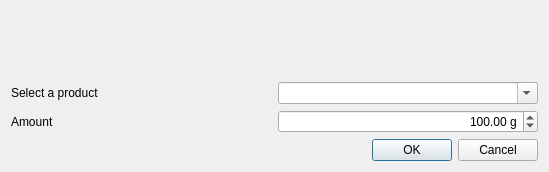
Old version of the form caloriestracker/ui/frmProductsInElaboratedProductAdd.ui in the repository turulomio/caloriestracker.
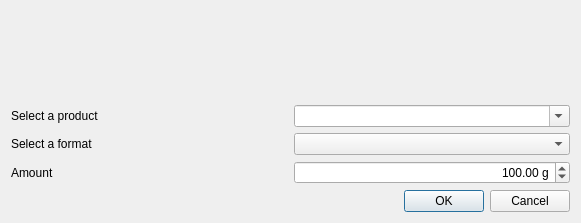
New version of the form. Icons and pictures are not drawn. Custom widgets are drawn as their Qt base class.

Commit message: Added formats support

```diff
--- a/caloriestracker/ui/frmProductsInElaboratedProductAdd.ui
+++ b/caloriestracker/ui/frmProductsInElaboratedProductAdd.ui
@@ -9,8 +9,8 @@
    <rect>
     <x>0</x>
     <y>0</y>
-    <width>549</width>
-    <height>172</height>
+    <width>581</width>
+    <height>223</height>
    </rect>
   </property>
   <property name="windowTitle">
@@ -61,6 +61,24 @@
        </item>
       </layout>
      </item>
+     <item>
+      <layout class="QHBoxLayout" name="horizontalLayout_4">
+       <item>
+        <widget class="QLabel" name="label_4">
+         <property name="text">
+          <string>Select a format</string>
+         </property>
+        </widget>
+       </item>
+       <item>
+        <widget class="QComboBox" name="cmbFormats">
+         <property name="editable">
+          <bool>false</bool>
+         </property>
+        </widget>
+       </item>
+      </layout>
+     </item>
      <item>
       <layout class="QHBoxLayout" name="horizontalLayout">
        <item>
```
The commit also changes 23 other files.
